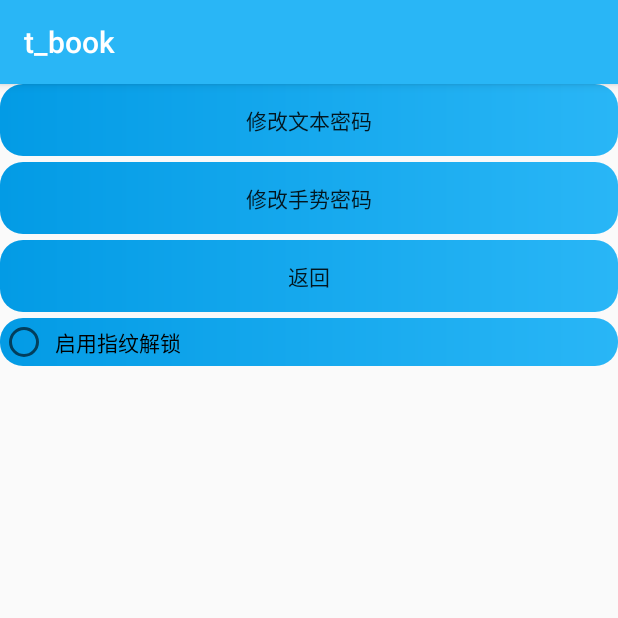
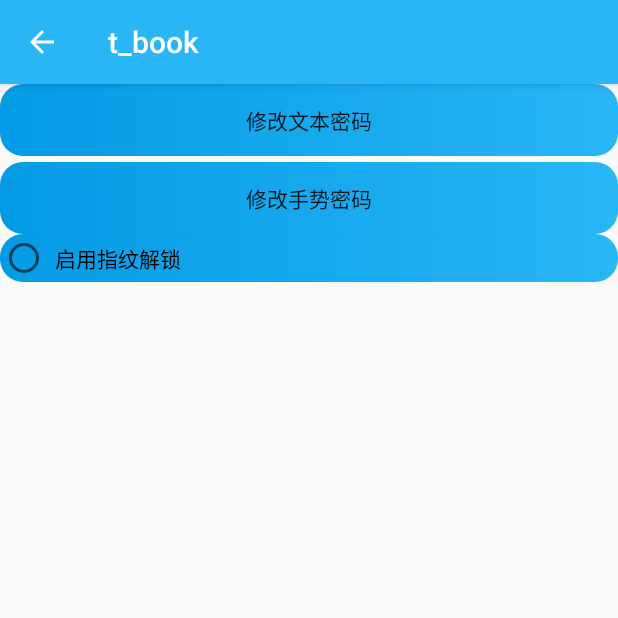
Before and after one commit to CMathmo/software-engineering, an Android app: the SettingPassword screen opened directly, with no data from a screen before it, on a phone screen of 412 x 824 dp, the top half of it. Run offline under Robolectric (Android 15) with nearby library versions, the phone set to English and light mode, and no system bars.

Commit message:
完成了记住密码设置，对设置的界面小小改动

```diff
--- a/t_Book/app/src/main/java/com/wad/tBook/login/TextFragment.kt
+++ b/t_Book/app/src/main/java/com/wad/tBook/login/TextFragment.kt
@@ -36,7 +36,7 @@ class TextFragment : Fragment() {
     private val CUSTOM_PREF_NAME = "User_data"
     private val sharedPreferences: SharedPreferences = MyApplication.context.getSharedPreferences(CUSTOM_PREF_NAME, Context.MODE_PRIVATE)
     private val editor:SharedPreferences.Editor = sharedPreferences.edit()
-    var originalpassword = sharedPreferences.getString("textpassword","0")
+    var originalpassword = sharedPreferences.getString("textpassword","there is no password")
     var ischeckremeber = sharedPreferences.getInt("remeberpassword",0)//来确定是否记住密码
 
     override fun onCreateView(
@@ -72,7 +72,7 @@ class TextFragment : Fragment() {
 
         if (ischeckremeber == 1){
             loginPassword.setText(originalpassword)
-            remeber_Password.isChecked
+            remeber_Password.isChecked = true
         }
 
     }
--- a/t_Book/app/src/main/java/com/wad/tBook/setting/SettingPassword.kt
+++ b/t_Book/app/src/main/java/com/wad/tBook/setting/SettingPassword.kt
@@ -1,32 +1,71 @@
 package com.wad.tBook.setting
 
+import android.content.Context
 import android.content.Intent
+import android.content.SharedPreferences
 import androidx.appcompat.app.AppCompatActivity
 import android.os.Bundle
+import android.view.MenuItem
 import android.widget.Toast
+import androidx.appcompat.app.ActionBar
 import com.wad.tBook.*
 import com.wad.tBook.login.*
 import kotlinx.android.synthetic.main.activity_setting_password.*
 
 class SettingPassword : AppCompatActivity() {
+
+    private val CUSTOM_PREF_NAME = "User_data"
+    private val sharedPreferences: SharedPreferences = MyApplication.context.getSharedPreferences(CUSTOM_PREF_NAME, Context.MODE_PRIVATE)
+    private val editor: SharedPreferences.Editor = sharedPreferences.edit()
+    private val stateNumber = sharedPreferences.getInt("fingerprintpassword",0)//状态显示，0表示禁用指纹，1表示开启指纹
+
     override fun onCreate(savedInstanceState: Bundle?) {
         super.onCreate(savedInstanceState)
         setContentView(R.layout.activity_setting_password)
 
+        val actionBar: ActionBar? = supportActionBar
+
+        if(actionBar != null){
+            actionBar.setHomeButtonEnabled(true)
+            actionBar.setDisplayHomeAsUpEnabled(true)
+        }
+
+        if (stateNumber == 1){
+            fingerprint_button.isChecked = true
+        }
 
         ninelockchange_button.setOnClickListener {
             var intent = Intent(this, RegisterwithNinelock::class.java)
             startActivity(intent)
         }
 
-        goback_button.setOnClickListener {
-            finish()
-        }
 
         textchange_button.setOnClickListener {
             var intent = Intent(this, RegisterwithText::class.java)
             startActivity(intent)
         }
+
+        fingerprint_button.setOnClickListener {
+            if(stateNumber == 1){
+                editor.putInt("fingerprintpassword",0)
+                editor.apply()
+            }
+            else
+            {
+                editor.putInt("fingerprintpassword",1)
+                editor.apply()
+            }
+        }
+    }
+
+    override fun onOptionsItemSelected(item: MenuItem): Boolean {
+        when(item.itemId){
+            android.R.id.home -> {
+                this.finish()
+                return true
+            }
+        }
+        return super.onOptionsItemSelected(item)
     }
 
 }
--- a/t_Book/app/src/main/res/layout/activity_setting_password.xml
+++ b/t_Book/app/src/main/res/layout/activity_setting_password.xml
@@ -36,26 +36,12 @@
         android:id="@+id/fingerprint_button"
         android:layout_width="0dp"
         android:layout_height="wrap_content"
-        android:layout_marginTop="4dp"
         android:background="@drawable/button_shape"
         android:text="启用指纹解锁"
         app:layout_constraintEnd_toEndOf="parent"
         app:layout_constraintHorizontal_bias="0.0"
         app:layout_constraintStart_toStartOf="parent"
-        app:layout_constraintTop_toBottomOf="@+id/goback_button" />
-
-    <Button
-        android:id="@+id/goback_button"
-        android:layout_width="0dp"
-        android:layout_height="wrap_content"
-        android:layout_marginTop="4dp"
-        android:background="@drawable/button_shape"
-        android:text="返回"
-        app:layout_constraintEnd_toEndOf="parent"
-        app:layout_constraintHorizontal_bias="1.0"
-        app:layout_constraintStart_toStartOf="parent"
         app:layout_constraintTop_toBottomOf="@+id/ninelockchange_button" />
 
 
-
 </androidx.constraintlayout.widget.ConstraintLayout>
```
Also changed, not shown: t_Book/app/src/main/java/com/wad/tBook/setting/DevMsgActivity.kt (+20 -0 lines), t_Book/app/src/main/java/com/wad/tBook/setting/PersonMsgActivity.kt (+18 -0 lines).
